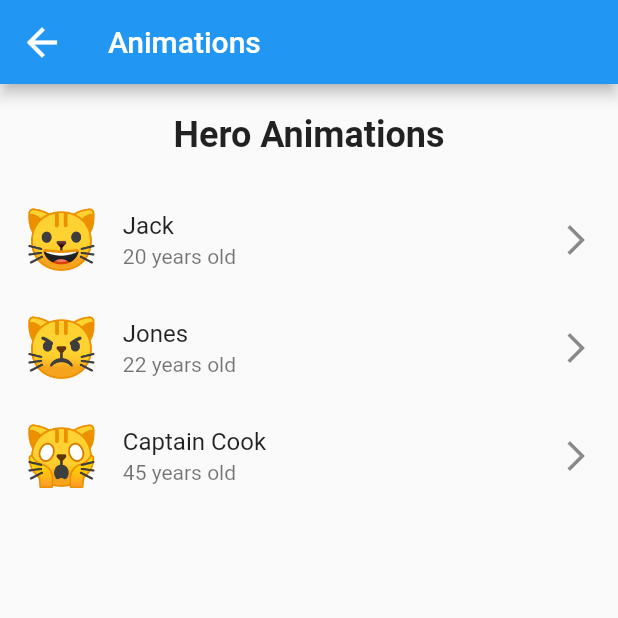
After one commit to alxayeed/flutter-animation-graphics, a Flutter app: the HeroAnimationScreen screen opened directly, on a phone screen of 412 x 824 dp, the top half of it. The commit adds this screen. Run offline on Flutter 3.47's test engine with Material 2 defaults, Android fonts, the phone set to English and light mode, and no system bars.

Commit message:
UI added for hero animation

```diff
--- a/lib/main.dart
+++ b/lib/main.dart
@@ -1,6 +1,7 @@
 import 'package:animation_graphics/screens/3d_animation.dart';
 import 'package:animation_graphics/screens/animated_builder.dart';
 import 'package:animation_graphics/screens/chained_animation_screen.dart';
+import 'package:animation_graphics/screens/hero_animation_screen.dart';
 import 'package:flutter/material.dart';
 import 'dart:math' show pi;
 //TODO: show?
@@ -29,7 +30,7 @@ class MainApp extends StatelessWidget {
       },
       {
         "name":  "Hero Animation",
-        "screen": AnimatedBuilderScreen()
+        "screen": HeroAnimationScreen()
       },
     ];
     return MaterialApp(
@@ -49,8 +50,6 @@ class MainApp extends StatelessWidget {
           child: GridView.builder(
             gridDelegate: const SliverGridDelegateWithFixedCrossAxisCount(
                 crossAxisCount: 2,
-              mainAxisSpacing: 2.0,
-              crossAxisSpacing: 2.0,
             ),
               itemCount: items.length,
               itemBuilder: (context, index) {
--- /dev/null
+++ b/lib/screens/hero_animation_screen.dart
@@ -0,0 +1,111 @@
+import 'package:flutter/material.dart';
+
+class HeroAnimationScreen extends StatefulWidget {
+  const HeroAnimationScreen({Key? key}) : super(key: key);
+
+  @override
+  State<HeroAnimationScreen> createState() => _HeroAnimationScreenState();
+}
+
+class _HeroAnimationScreenState extends State<HeroAnimationScreen> {
+  final List<Person> persons = [
+    Person(name: "Jack", age: 20, icon: "🐱"),
+    Person(name: "Jones", age: 22, icon: "😾"),
+    Person(name: "Captain Cook", age: 45, icon: "🙀"),
+  ];
+  @override
+  Widget build(BuildContext context) {
+    return Scaffold(
+      appBar: AppBar(
+        title: const Text("Animations"),
+        leading: IconButton(
+          icon: const Icon(Icons.arrow_back),
+          iconSize: 30.0,
+          onPressed: () {
+            Navigator.pop(context);
+          },
+        ),
+      ),
+      body: Column(mainAxisAlignment: MainAxisAlignment.start, children: [
+        const SizedBox(height: 20.0),
+        const Center(
+          child: Text(
+            'Hero Animations',
+            style: TextStyle(
+              fontSize: 24.0,
+              fontWeight: FontWeight.bold,
+            ),
+          ),
+        ),
+        const SizedBox(height: 20.0),
+        Expanded(
+          child: SizedBox(
+            child: ListView.builder(
+                itemCount: persons.length,
+                itemBuilder: (context, index) {
+                  Person person = persons[index];
+                  return ListTile(
+                    onTap: () {
+                      Navigator.of(context).push(
+                        MaterialPageRoute(
+                          builder: (context) => PersonDetails(person: person),
+                        ),
+                      );
+                    },
+                    leading: Text(
+                      person.icon,
+                      style: const TextStyle(
+                        color: Colors.black,
+                        fontSize: 40,
+                      ),
+                    ),
+                    title: Text(person.name),
+                    subtitle: Text("${person.age} years old"),
+                    trailing: const Icon(Icons.arrow_forward_ios),
+                  );
+                }),
+          ),
+        ),
+      ]),
+    );
+  }
+}
+
+class Person {
+  final String name;
+  final int age;
+  final String icon;
+
+  Person({
+    required this.name,
+    required this.age,
+    required this.icon,
+  });
+}
+
+class PersonDetails extends StatelessWidget {
+  final Person person;
+  const PersonDetails({Key? key, required this.person}) : super(key: key);
+
+  @override
+  Widget build(BuildContext context) {
+    return Scaffold(
+      appBar: AppBar(
+        title: Text(person.icon),
+      ),
+      body: Center(
+        child: Column(
+          children: [
+            const SizedBox(height: 20.0),
+            Text(person.name, style: const TextStyle(fontSize: 25)),
+            const SizedBox(height: 20.0),
+            Text(
+              "${person.age} years old",
+              style: const TextStyle(fontSize: 25),
+            ),
+          ],
+        ),
+      ),
+    );
+  }
+}
```
